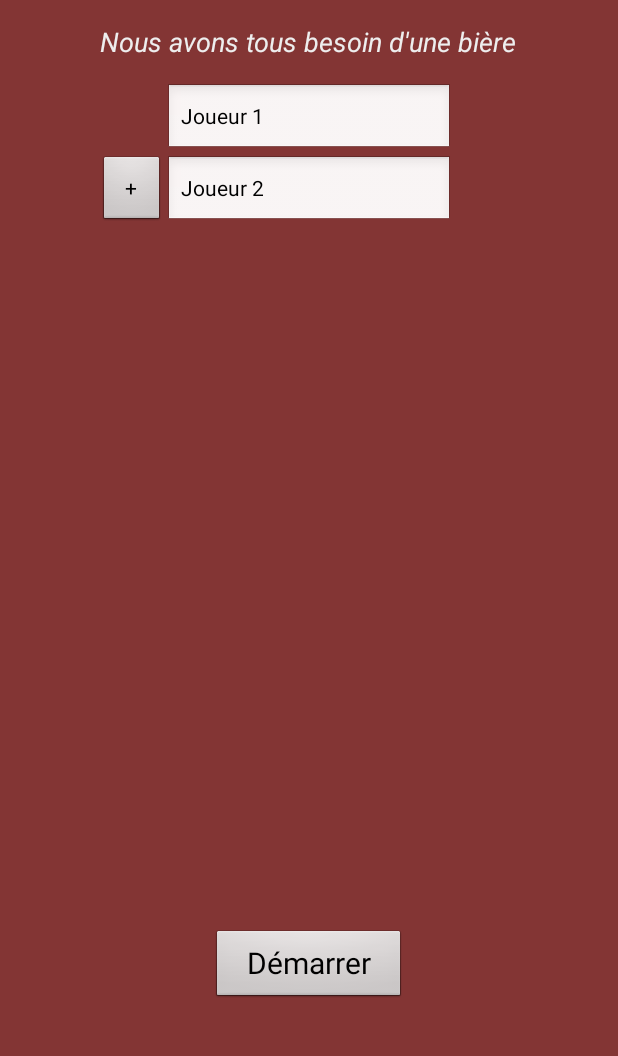
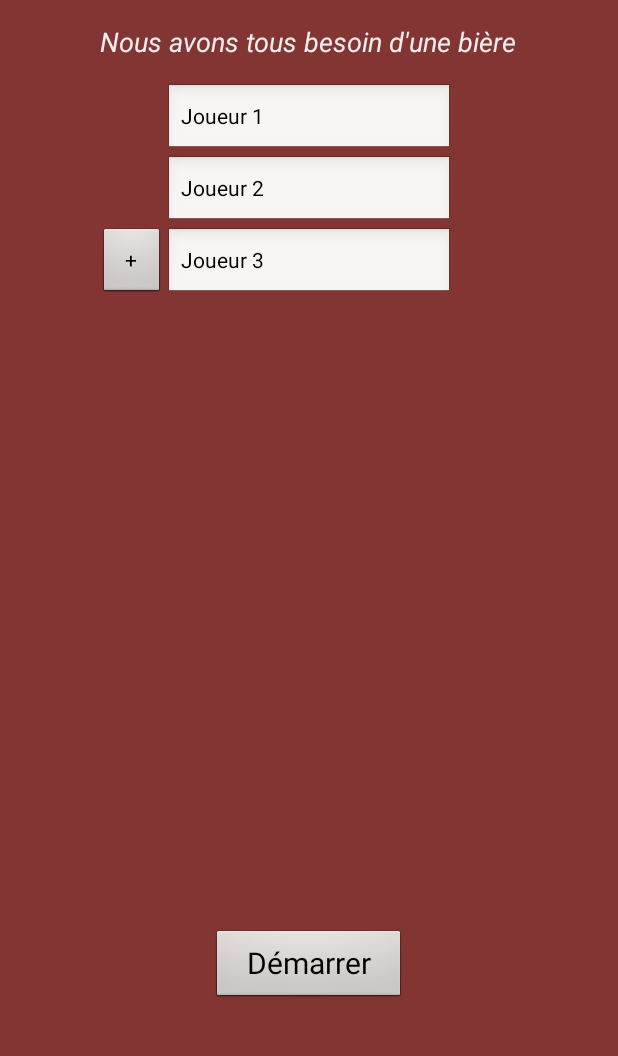
Before and after one commit to tengfan/projetAndroid, an Android app: the screen it shows after launch (WelcomeActivity), on a phone screen of 412 x 824 dp, the part 158-1214 px from its top. Run offline under Robolectric (Android 15) with nearby library versions, the phone set to English and light mode, and no system bars.

Commit message:
validation, non bug
1. minimum de joueurs = 3
2. debug

```diff
--- a/demo1/app/src/main/java/com/example/administrator/demo1/GameOneActivity.java
+++ b/demo1/app/src/main/java/com/example/administrator/demo1/GameOneActivity.java
@@ -88,8 +88,7 @@ public class GameOneActivity extends Activity {
 
     //Generate random type of phrases with C Group algorithm
     public int rndmType (int max){
-        Random randomGenerator = new Random();
-        int rndmInt = randomGenerator.nextInt(max);
+        int rndmInt = rndmGen(max);
         int type =0;
         double proba0 = 0, proba1 =0, proba2 =0, proba3 = 0, proba4 = 0;
 
--- a/demo1/app/src/main/res/layout/activity_welcome.xml
+++ b/demo1/app/src/main/res/layout/activity_welcome.xml
@@ -97,7 +97,7 @@
         android:layout_centerHorizontal="true"
         android:textSize="14sp"
         android:singleLine="true"
-        android:visibility="gone" />
+        android:visibility="visible" />
 
     <EditText
         android:layout_width="wrap_content"
@@ -168,22 +168,10 @@
         android:layout_width="wrap_content"
         android:layout_height="wrap_content"
         android:text="@string/buttonAdd"
-        android:id="@+id/buttonAdd3"
+        android:id="@+id/buttonAdd4"
         android:width="20pt"
         android:height="20pt"
         android:visibility="visible"
-        android:onClick="btAdd3"
-        android:layout_alignBottom="@+id/editPlayer2"
-        android:layout_toStartOf="@+id/editPlayer1" />
-
-    <Button
-        android:layout_width="wrap_content"
-        android:layout_height="wrap_content"
-        android:text="@string/buttonAdd"
-        android:id="@+id/buttonAdd4"
-        android:width="20pt"
-        android:height="20pt"
-        android:visibility="gone"
         android:onClick="btAdd4"
         android:layout_alignBottom="@+id/editPlayer3"
         android:layout_toStartOf="@+id/editPlayer1" />
@@ -235,18 +223,6 @@
         android:onClick="btAdd8"
         android:layout_alignBottom="@+id/editPlayer7"
         android:layout_toStartOf="@+id/editPlayer1" />
-
-    <Button
-        android:layout_width="wrap_content"
-        android:layout_height="wrap_content"
-        android:text="@string/buttonRemove"
-        android:id="@+id/buttonRemove3"
-        android:width="20pt"
-        android:height="20pt"
-        android:layout_below="@+id/editPlayer2"
-        android:layout_toEndOf="@+id/editPlayer1"
-        android:visibility="gone"
-        android:onClick="btRemove3"/>
 
     <Button
         android:layout_width="wrap_content"
```
Also changed, not shown: demo1/app/src/main/java/com/example/administrator/demo1/WelcomeActivity.java (+1 -29 lines), 1 other file.
